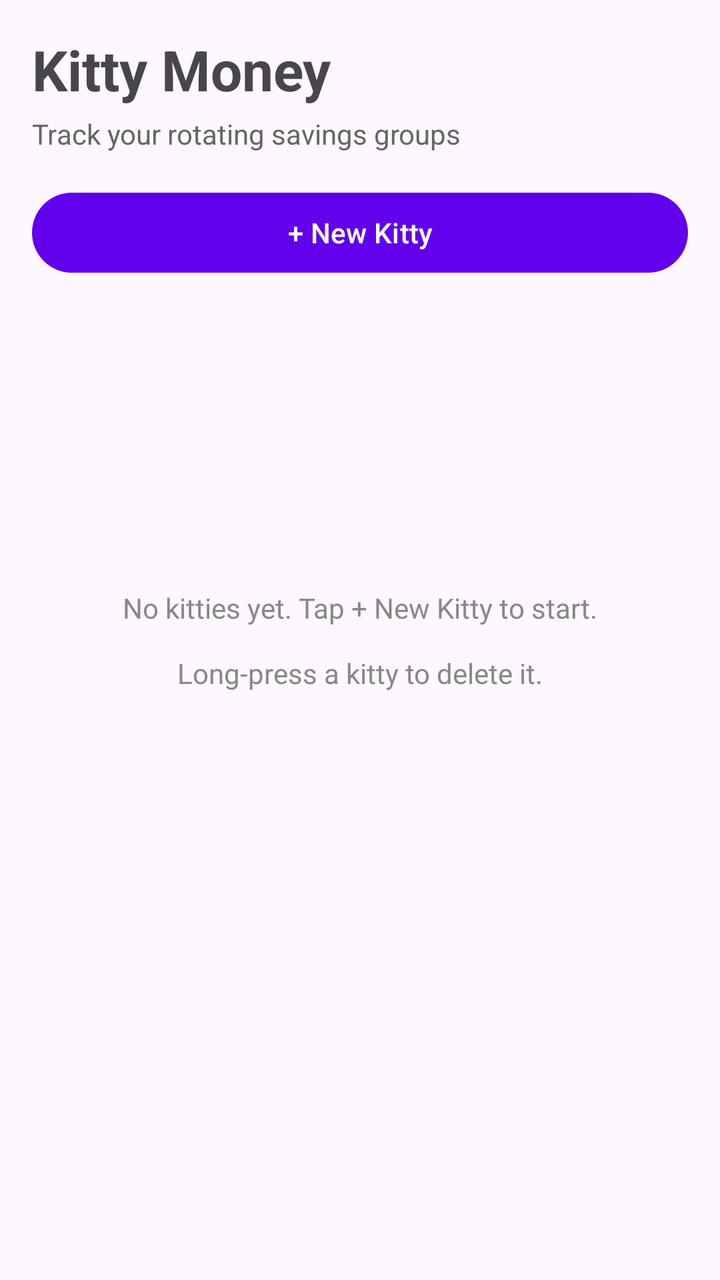
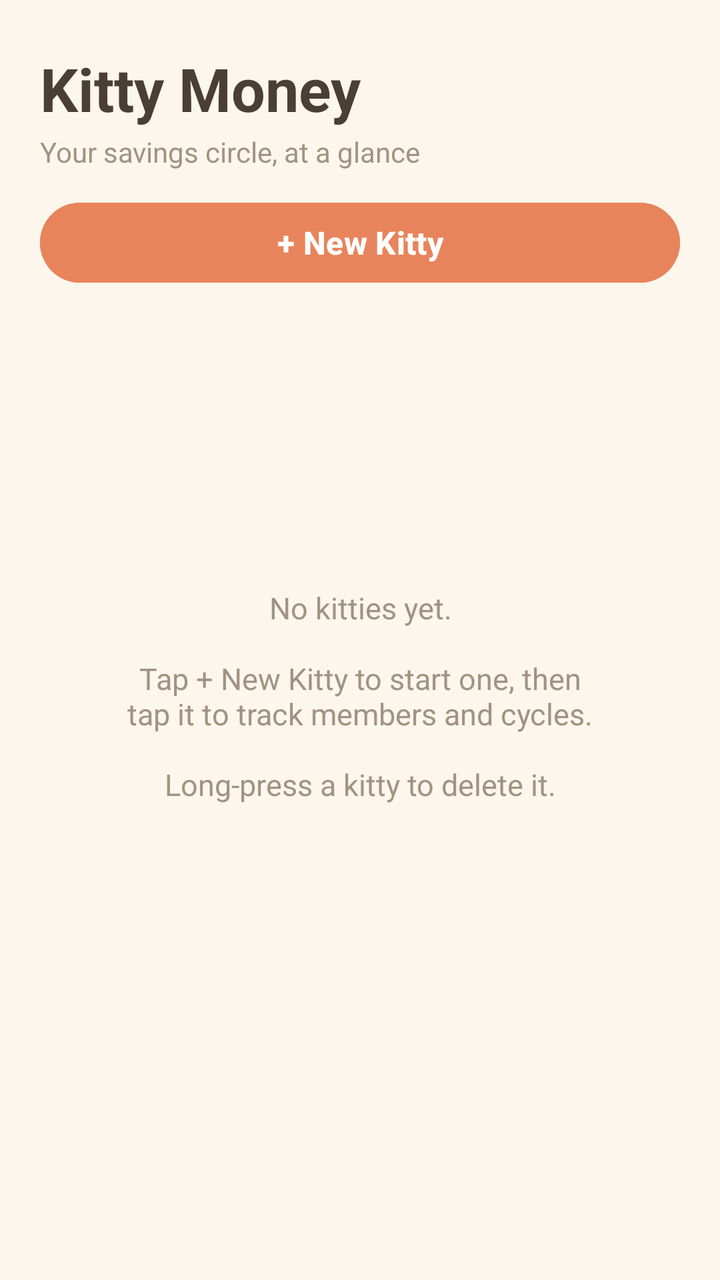

Two renders of the same Android screen: before a commit and after it. Below are the layout's source before the change and the commit's diff.
<!-- AndroidManifest.xml: application theme Theme.KittyMoney -->
<!-- res/layout/activity_main.xml -->
<?xml version="1.0" encoding="utf-8"?>
<LinearLayout xmlns:android="http://schemas.android.com/apk/res/android"
    android:layout_width="match_parent"
    android:layout_height="match_parent"
    android:orientation="vertical"
    android:padding="16dp">

    <TextView
        android:layout_width="wrap_content"
        android:layout_height="wrap_content"
        android:text="Kitty Money"
        android:textSize="28sp"
        android:textStyle="bold"
        android:layout_marginBottom="4dp" />

    <TextView
        android:layout_width="wrap_content"
        android:layout_height="wrap_content"
        android:text="Track your rotating savings groups"
        android:textSize="14sp"
        android:textColor="#666"
        android:layout_marginBottom="16dp" />

    <Button
        android:id="@+id/btnAdd"
        android:layout_width="match_parent"
        android:layout_height="wrap_content"
        android:text="+ New Kitty" />

    <TextView
        android:id="@+id/txtEmpty"
        android:layout_width="match_parent"
        android:layout_height="wrap_content"
        android:text="No kitties yet. Tap + New Kitty to start.\n\nLong-press a kitty to delete it."
        android:gravity="center"
        android:layout_marginTop="64dp"
        android:textColor="#888"
        android:layout_weight="1" />

    <androidx.recyclerview.widget.RecyclerView
        android:id="@+id/recycler"
        android:layout_width="match_parent"
        android:layout_height="0dp"
        android:layout_weight="1"
        android:layout_marginTop="8dp" />

</LinearLayout>
<!-- resources referenced by this layout -->
<resources>
  <style name="Theme.KittyMoney" parent="Theme.Material3.DayNight.NoActionBar">
          <item name="colorPrimary">@color/purple_500</item>
          <item name="colorPrimaryVariant">@color/purple_700</item>
          <item name="colorSecondary">@color/teal_200</item>
      </style>
  <color name="purple_500">#6200EE</color>
  <color name="purple_700">#3700B3</color>
  <color name="teal_200">#03DAC5</color>
</resources>

<!-- the commit's change to res/layout/activity_main.xml (unified diff, before → after) -->
@@ -3,38 +3,54 @@
     android:layout_width="match_parent"
     android:layout_height="match_parent"
     android:orientation="vertical"
-    android:padding="16dp">
+    android:background="@color/warm_cream">
 
-    <TextView
-        android:layout_width="wrap_content"
+    <LinearLayout
+        android:layout_width="match_parent"
         android:layout_height="wrap_content"
-        android:text="Kitty Money"
-        android:textSize="28sp"
-        android:textStyle="bold"
-        android:layout_marginBottom="4dp" />
+        android:orientation="vertical"
+        android:paddingHorizontal="20dp"
+        android:paddingTop="24dp"
+        android:paddingBottom="12dp">
 
-    <TextView
-        android:layout_width="wrap_content"
-        android:layout_height="wrap_content"
-        android:text="Track your rotating savings groups"
-        android:textSize="14sp"
-        android:textColor="#666"
-        android:layout_marginBottom="16dp" />
+        <TextView
+            android:layout_width="wrap_content"
+            android:layout_height="wrap_content"
+            android:text="Kitty Money"
+            android:textColor="@color/warm_text"
+            android:textSize="30sp"
+            android:textStyle="bold" />
+
+        <TextView
+            android:layout_width="wrap_content"
+            android:layout_height="wrap_content"
+            android:text="Your savings circle, at a glance"
+            android:textSize="14sp"
+            android:textColor="@color/warm_subtext"
+            android:layout_marginTop="2dp" />
+
+    </LinearLayout>
 
     <Button
         android:id="@+id/btnAdd"
         android:layout_width="match_parent"
         android:layout_height="wrap_content"
-        android:text="+ New Kitty" />
+        android:layout_marginHorizontal="20dp"
+        android:layout_marginBottom="8dp"
+        android:backgroundTint="@color/warm_primary"
+        android:text="+ New Kitty"
+        android:textSize="16sp"
+        android:textStyle="bold" />
 
     <TextView
         android:id="@+id/txtEmpty"
         android:layout_width="match_parent"
         android:layout_height="wrap_content"
-        android:text="No kitties yet. Tap + New Kitty to start.\n\nLong-press a kitty to delete it."
+        android:text="No kitties yet.\n\nTap + New Kitty to start one, then\ntap it to track members and cycles.\n\nLong-press a kitty to delete it."
         android:gravity="center"
         android:layout_marginTop="64dp"
-        android:textColor="#888"
+        android:textColor="@color/warm_subtext"
+        android:textSize="15sp"
         android:layout_weight="1" />
 
     <androidx.recyclerview.widget.RecyclerView
@@ -42,6 +58,8 @@
         android:layout_width="match_parent"
         android:layout_height="0dp"
         android:layout_weight="1"
-        android:layout_marginTop="8dp" />
+        android:layout_marginHorizontal="20dp"
+        android:layout_marginTop="8dp"
+        android:clipToPadding="false" />
 
 </LinearLayout>
<!-- resource entries referenced after the edit -->
@@ -1,12 +1,19 @@
 <!-- resources referenced by this layout -->
 <resources>
+  <color name="warm_cream">#FDF6EC</color>
+  <color name="warm_primary">#E8845C</color>
+  <color name="warm_subtext">#A09383</color>
+  <color name="warm_text">#4A3F35</color>
   <style name="Theme.KittyMoney" parent="Theme.Material3.DayNight.NoActionBar">
-          <item name="colorPrimary">@color/purple_500</item>
-          <item name="colorPrimaryVariant">@color/purple_700</item>
-          <item name="colorSecondary">@color/teal_200</item>
+          <item name="colorPrimary">@color/warm_primary</item>
+          <item name="colorPrimaryVariant">@color/warm_primary_dark</item>
+          <item name="colorSecondary">@color/warm_secondary</item>
+          <item name="android:windowLightStatusBar">true</item>
+          <item name="android:statusBarColor">@color/warm_cream</item>
+          <item name="android:navigationBarColor">@color/warm_cream</item>
+          <item name="android:colorBackground">@color/warm_cream</item>
       </style>
-  <color name="purple_500">#6200EE</color>
-  <color name="purple_700">#3700B3</color>
-  <color name="teal_200">#03DAC5</color>
+  <color name="warm_primary_dark">#C96A45</color>
+  <color name="warm_secondary">#F2C14E</color>
 </resources>
 
